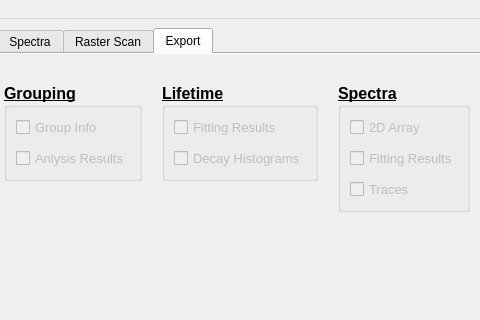
Old version of the form resources/ui/mainwindow.ui in the repository BioPhysicsUP/Full_SMS; both pictures show x 427 to 907 and y 0 to 320 of the 1089 by 673 pixel window.
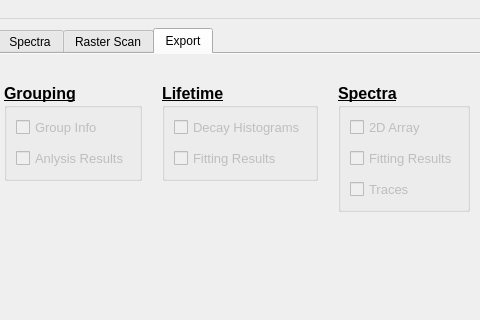
New version of the form. Icons and pictures are not drawn. Custom widgets are drawn as their Qt base class.

```diff
--- a/resources/ui/mainwindow.ui
+++ b/resources/ui/mainwindow.ui
@@ -2503,7 +2503,7 @@
                    <number>10</number>
                   </property>
                   <item>
-                   <widget class="QCheckBox" name="chbEx_Lifetimes">
+                   <widget class="QCheckBox" name="chbEx_Hist">
                     <property name="enabled">
                      <bool>false</bool>
                     </property>
@@ -2516,12 +2516,12 @@
                      </font>
                     </property>
                     <property name="text">
-                     <string>Fitting Results</string>
+                     <string>Decay Histograms</string>
                     </property>
                    </widget>
                   </item>
                   <item>
-                   <widget class="QCheckBox" name="chbEx_Hist">
+                   <widget class="QCheckBox" name="chbEx_Lifetimes">
                     <property name="enabled">
                      <bool>false</bool>
                     </property>
@@ -2534,7 +2534,7 @@
                      </font>
                     </property>
                     <property name="text">
-                     <string>Decay Histograms</string>
+                     <string>Fitting Results</string>
                     </property>
                    </widget>
                   </item>
```
